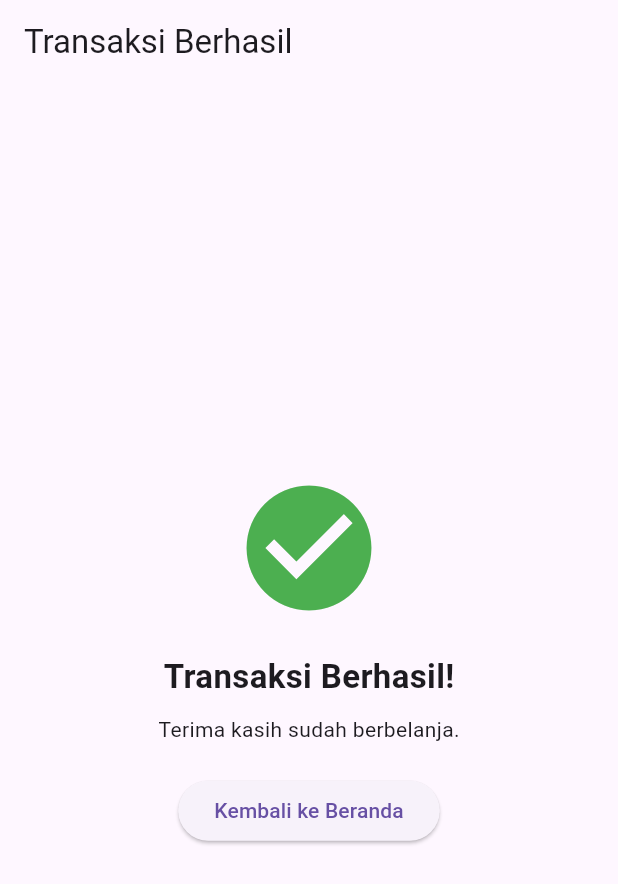
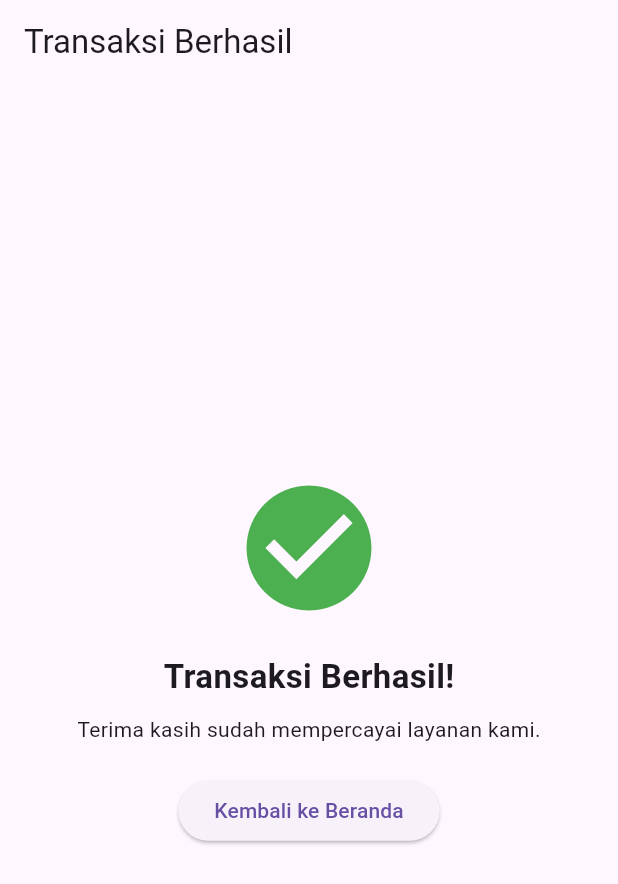
Before and after one commit to SaptaAjiSadewo/mobiletest, a Flutter app: the TransaksiBerhasilPage screen opened directly, on a phone screen of 412 x 824 dp. Shown: the top 884 px of the screen. Run offline on Flutter 3.47's test engine with Material 3 defaults, Android fonts, the phone set to English and light mode, and no system bars; our stand-ins replace shared_preferences; missing offline and left inert: flutter_project_test, image_picker_web; accounts and stored records are empty.

Commit message:
Update Transaksi_berhasilPage.dart

```diff
--- a/lib/Transaksi_berhasilPage.dart
+++ b/lib/Transaksi_berhasilPage.dart
@@ -14,7 +14,7 @@ class TransaksiBerhasilPage extends StatelessWidget {
             Text("Transaksi Berhasil!",
                 style: TextStyle(fontSize: 22, fontWeight: FontWeight.bold)),
             SizedBox(height: 10),
-            Text("Terima kasih sudah berbelanja."),
+            Text("Terima kasih sudah mempercayai layanan kami."),
             SizedBox(height: 20),
             ElevatedButton(
               onPressed: () {
```
